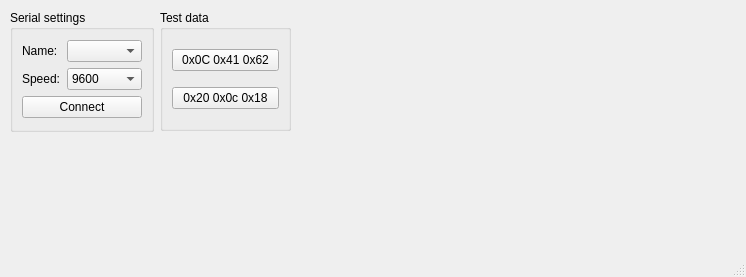
Above: mainwindow.ui from VNovytskyi/ShellerTerminal before the change. Below: the same form after it.
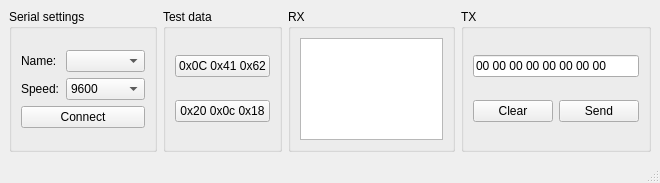
That is the form after the change.

```diff
--- a/mainwindow.ui
+++ b/mainwindow.ui
@@ -6,23 +6,31 @@
    <rect>
     <x>0</x>
     <y>0</y>
-    <width>746</width>
-    <height>277</height>
+    <width>660</width>
+    <height>183</height>
    </rect>
   </property>
+  <property name="minimumSize">
+   <size>
+    <width>660</width>
+    <height>180</height>
+   </size>
+  </property>
+  <property name="maximumSize">
+   <size>
+    <width>660</width>
+    <height>183</height>
+   </size>
+  </property>
   <property name="windowTitle">
    <string>ShellerTerminal</string>
   </property>
   <widget class="QWidget" name="centralwidget">
+   <layout class="QHBoxLayout" name="horizontalLayout_6">
+    <item>
+     <layout class="QHBoxLayout" name="horizontalLayout_5">
+      <item>
    <widget class="QGroupBox" name="groupBox">
-    <property name="geometry">
-     <rect>
-      <x>10</x>
-      <y>10</y>
-      <width>144</width>
-      <height>122</height>
-     </rect>
-    </property>
     <property name="title">
      <string>Serial settings</string>
     </property>
@@ -96,15 +104,9 @@
      </item>
     </layout>
    </widget>
+      </item>
+      <item>
    <widget class="QGroupBox" name="groupBox_2">
-    <property name="geometry">
-     <rect>
-      <x>160</x>
-      <y>10</y>
-      <width>131</width>
-      <height>121</height>
-     </rect>
-    </property>
     <property name="title">
      <string>Test data</string>
     </property>
@@ -129,6 +131,64 @@
      </item>
     </layout>
    </widget>
+      </item>
+      <item>
+       <widget class="QGroupBox" name="groupBox_4">
+        <property name="title">
+         <string>RX</string>
+        </property>
+        <layout class="QVBoxLayout" name="verticalLayout_7">
+         <item>
+          <widget class="QPlainTextEdit" name="receiveDataField">
+           <property name="enabled">
+            <bool>true</bool>
+           </property>
+          </widget>
+         </item>
+        </layout>
+       </widget>
+      </item>
+      <item>
+       <widget class="QGroupBox" name="groupBox_3">
+        <property name="title">
+         <string>TX</string>
+        </property>
+        <layout class="QHBoxLayout" name="horizontalLayout_4">
+         <item>
+          <layout class="QVBoxLayout" name="verticalLayout_6">
+           <item>
+            <widget class="QLineEdit" name="transmitHexLine">
+             <property name="text">
+              <string>00 00 00 00 00 00 00 00</string>
+             </property>
+            </widget>
+           </item>
+           <item>
+            <layout class="QHBoxLayout" name="horizontalLayout_3">
+             <item>
+              <widget class="QPushButton" name="clearButton">
+               <property name="text">
+                <string>Clear</string>
+               </property>
+              </widget>
+             </item>
+             <item>
+              <widget class="QPushButton" name="pushButton_4">
+               <property name="text">
+                <string>Send</string>
+               </property>
+              </widget>
+             </item>
+            </layout>
+           </item>
+          </layout>
+         </item>
+        </layout>
+       </widget>
+      </item>
+     </layout>
+    </item>
+   </layout>
   </widget>
   <widget class="QMenuBar" name="menubar">
    <property name="geometry">
```
Left out of the diff: 2 changed lines with no effect on the pictures. Lines whose indentation alone changed are shown as unchanged.
